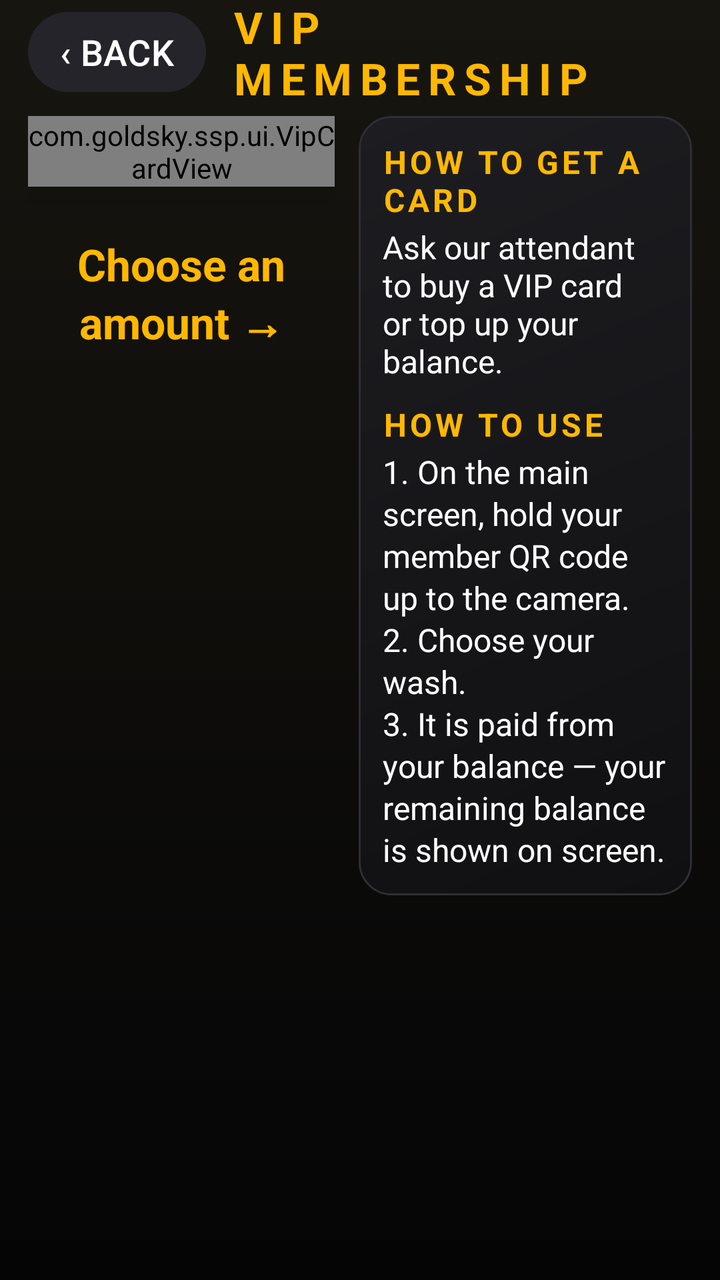
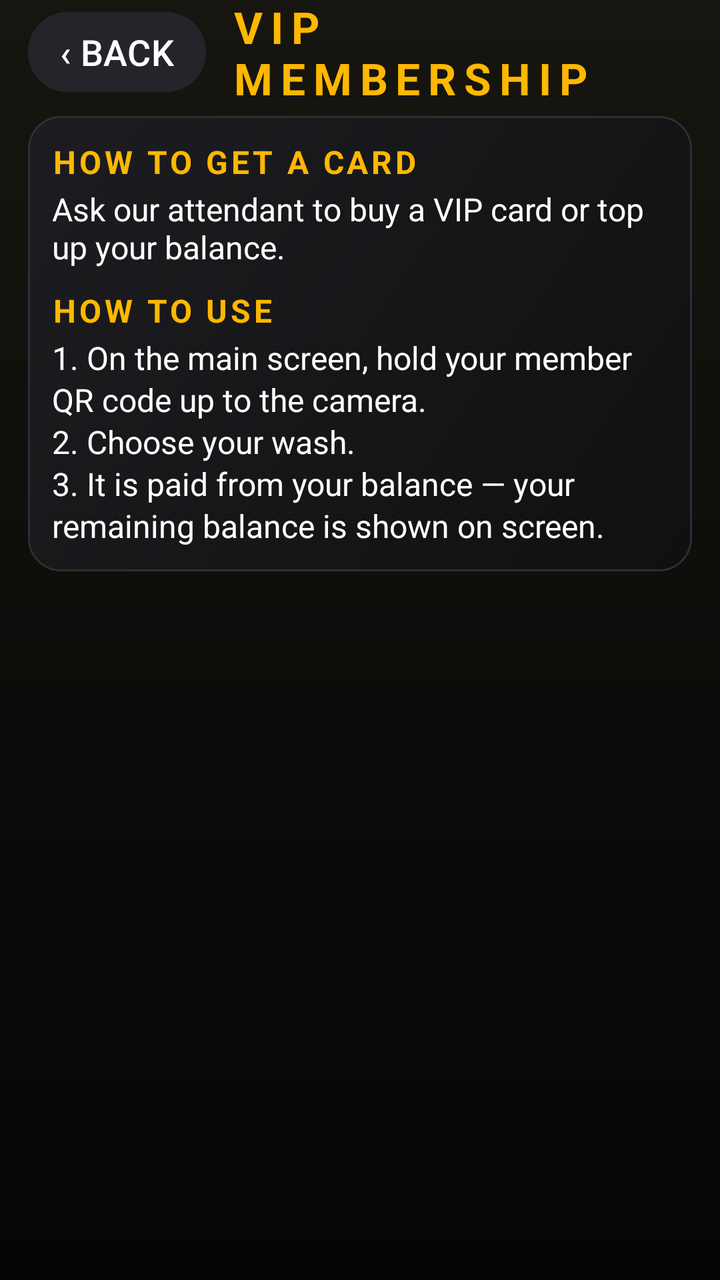

An Android layout rendered at two revisions. The XML below is the earlier revision; the diff shows what the commit changed to produce the second picture.
<!-- AndroidManifest.xml: another module's application theme Theme.SSP -->
<!-- res/layout/activity_vip.xml -->
<?xml version="1.0" encoding="utf-8"?>
<androidx.constraintlayout.widget.ConstraintLayout xmlns:android="http://schemas.android.com/apk/res/android"
    xmlns:app="http://schemas.android.com/apk/res-auto"
    android:layout_width="match_parent"
    android:layout_height="match_parent"
    android:background="@drawable/bg_vip_page"
    android:paddingStart="14dp"
    android:paddingEnd="14dp"
    android:paddingBottom="10dp">

    <Button
        android:id="@+id/btn_back_main"
        android:layout_width="wrap_content"
        android:layout_height="40dp"
        android:layout_marginTop="6dp"
        android:backgroundTint="@color/vip_surface_hi"
        android:insetTop="0dp"
        android:insetBottom="0dp"
        android:minWidth="0dp"
        android:paddingStart="16dp"
        android:paddingEnd="16dp"
        android:text="@string/vip_back_arrow"
        android:textColor="@color/text_light"
        android:textSize="18sp"
        app:layout_constraintStart_toStartOf="parent"
        app:layout_constraintTop_toTopOf="parent" />

    <TextView
        android:id="@+id/tv_vip_title"
        android:layout_width="0dp"
        android:layout_height="wrap_content"
        android:layout_marginStart="12dp"
        android:letterSpacing="0.18"
        android:text="@string/vip_page_title"
        android:textColor="@color/gold_accent"
        android:textSize="22sp"
        android:textStyle="bold"
        app:layout_constraintBottom_toBottomOf="@id/btn_back_main"
        app:layout_constraintEnd_toEndOf="parent"
        app:layout_constraintStart_toEndOf="@id/btn_back_main"
        app:layout_constraintTop_toTopOf="@id/btn_back_main" />

    <androidx.constraintlayout.widget.Guideline
        android:id="@+id/guide_mid"
        android:layout_width="wrap_content"
        android:layout_height="wrap_content"
        android:orientation="vertical"
        app:layout_constraintGuide_percent="0.48" />

    
    <LinearLayout
        android:id="@+id/layout_vip_left"
        android:layout_width="0dp"
        android:layout_height="wrap_content"
        android:layout_marginTop="12dp"
        android:layout_marginEnd="6dp"
        android:orientation="vertical"
        app:layout_constraintEnd_toStartOf="@id/guide_mid"
        app:layout_constraintStart_toStartOf="parent"
        app:layout_constraintTop_toBottomOf="@id/btn_back_main">

        <com.goldsky.ssp.ui.VipCardView
            android:id="@+id/vip_card_face"
            android:layout_width="match_parent"
            android:layout_height="wrap_content"
            android:elevation="10dp" />

        
        <TextView
            android:layout_width="match_parent"
            android:layout_height="wrap_content"
            android:layout_marginTop="24dp"
            android:gravity="center"
            android:text="@string/vip_pick_amount"
            android:textColor="@color/gold_accent"
            android:textSize="22sp"
            android:textStyle="bold" />

        <TextView
            style="@style/VipBenefit"
            android:visibility="gone"
            android:layout_marginTop="14dp"
            android:text="@string/vip_benefit_bonus" />

        <TextView
            style="@style/VipBenefit"
            android:visibility="gone"
            android:text="@string/vip_benefit_digital" />

        <TextView
            style="@style/VipBenefit"
            android:visibility="gone"
            android:text="@string/vip_benefit_scan" />
    </LinearLayout>

    
    <LinearLayout
        android:id="@+id/layout_tiers"
        android:layout_width="0dp"
        android:layout_height="0dp"
        android:layout_marginStart="6dp"
        android:layout_marginTop="12dp"
        android:layout_marginBottom="8dp"
        android:orientation="vertical"
        android:visibility="gone"
        app:layout_constraintBottom_toTopOf="@id/tv_vip_how"
        app:layout_constraintEnd_toEndOf="parent"
        app:layout_constraintStart_toEndOf="@id/guide_mid"
        app:layout_constraintTop_toBottomOf="@id/btn_back_main" />

    <LinearLayout
        android:id="@+id/layout_vip_guide"
        android:layout_width="0dp"
        android:layout_height="wrap_content"
        android:layout_marginStart="6dp"
        android:layout_marginTop="12dp"
        android:background="@drawable/bg_vip_tile"
        android:orientation="vertical"
        android:padding="12dp"
        app:layout_constraintEnd_toEndOf="parent"
        app:layout_constraintStart_toEndOf="@id/guide_mid"
        app:layout_constraintTop_toBottomOf="@id/btn_back_main">

        <TextView
            android:layout_width="wrap_content"
            android:layout_height="wrap_content"
            android:letterSpacing="0.1"
            android:text="@string/vip_guide_buy_title"
            android:textColor="@color/gold_accent"
            android:textSize="16sp"
            android:textStyle="bold" />

        <TextView
            android:id="@+id/tv_vip_guide_buy"
            android:layout_width="match_parent"
            android:layout_height="wrap_content"
            android:layout_marginTop="2dp"
            android:text="@string/vip_guide_buy_body"
            android:textColor="@color/text_light"
            android:textSize="16sp" />

        <TextView
            android:layout_width="wrap_content"
            android:layout_height="wrap_content"
            android:layout_marginTop="10dp"
            android:letterSpacing="0.1"
            android:text="@string/vip_guide_use_title"
            android:textColor="@color/gold_accent"
            android:textSize="16sp"
            android:textStyle="bold" />

        <TextView
            android:layout_width="match_parent"
            android:layout_height="wrap_content"
            android:layout_marginTop="2dp"
            android:lineSpacingExtra="2dp"
            android:text="@string/vip_guide_use_body"
            android:textColor="@color/text_light"
            android:textSize="16sp" />
    </LinearLayout>

    
    <TextView
        android:id="@+id/tv_vip_how"
        android:layout_width="0dp"
        android:layout_height="wrap_content"
        android:gravity="center"
        android:letterSpacing="0.04"
        android:text="@string/vip_how_it_works"
        android:visibility="gone"
        android:textColor="@color/text_muted"
        android:textSize="11sp"
        app:layout_constraintBottom_toBottomOf="parent"
        app:layout_constraintEnd_toEndOf="parent"
        app:layout_constraintStart_toStartOf="parent" />

</androidx.constraintlayout.widget.ConstraintLayout>
<!-- resources referenced by this layout -->
<resources>
  <color name="gold_accent">#FFB800</color>
  <color name="text_light">#FFFFFF</color>
  <color name="text_muted">#94A3B8</color>
  <color name="vip_surface_hi">#24242A</color>
  <!-- drawable bg_vip_page (drawable) -->
  <?xml version="1.0" encoding="utf-8"?>
  <shape xmlns:android="http://schemas.android.com/apk/res/android">
      <gradient
          android:angle="270"
          android:endColor="#050506"
          android:startColor="#17150F"
          android:type="linear" />
  </shape>
  <!-- drawable bg_vip_tile (drawable) -->
  <?xml version="1.0" encoding="utf-8"?>
  <shape xmlns:android="http://schemas.android.com/apk/res/android">
      <gradient android:angle="315" android:endColor="#101012" android:startColor="#1D1D21" />
      <corners android:radius="16dp" />
      <stroke android:width="1dp" android:color="#2E2E34" />
  </shape>
  <string name="vip_back_arrow">‹  BACK</string>
  <string name="vip_benefit_bonus">Bonus credit on every load</string>
  <string name="vip_benefit_digital">Digital card: no plastic, never expires</string>
  <string name="vip_benefit_scan">Scan your code, wash in seconds</string>
  <string name="vip_guide_buy_body">Ask our attendant to buy a VIP card or top up your balance.</string>
  <string name="vip_guide_buy_title">HOW TO GET A CARD</string>
  <string name="vip_guide_use_body">1. On the main screen, hold your member QR code up to the camera.\n2. Choose your wash.\n3. It is paid from your balance — your remaining balance is shown on screen.</string>
  <string name="vip_guide_use_title">HOW TO USE</string>
  <string name="vip_how_it_works">①  Choose an amount    ②  Pay by card    ③  Scan your code to wash</string>
  <string name="vip_page_title">VIP MEMBERSHIP</string>
  <string name="vip_pick_amount">Choose an amount →</string>
  <style name="VipBenefit">
          <item name="android:layout_width">match_parent</item>
          <item name="android:layout_height">wrap_content</item>
          <item name="android:layout_marginTop">6dp</item>
          <item name="android:textColor">@color/text_light</item>
          <item name="android:textSize">12sp</item>
          <item name="android:drawableStart">@drawable/ic_check_circle</item>
          <item name="android:drawablePadding">6dp</item>
          <item name="android:gravity">center_vertical</item>
      </style>
  <!-- drawable ic_check_circle (drawable) -->
  <vector xmlns:android="http://schemas.android.com/apk/res/android"
      android:width="24dp"
      android:height="24dp"
      android:viewportWidth="24"
      android:viewportHeight="24">
      <path
          android:fillColor="@color/emerald_green"
          android:pathData="M12,2 C6.48,2 2,6.48 2,12 C2,17.52 6.48,22 12,22 C17.52,22 22,17.52 22,12 C22,6.48 17.52,2 12,2 Z" />
      <path
          android:fillColor="#FFFFFF"
          android:pathData="M10,16.17 L6.83,13 L5.41,14.41 L10,19 L19,10 L17.59,8.59 Z" />
  </vector>
  <color name="text_dark">#0F172A</color>
  <color name="royal_blue">#00D1FF</color>
  <color name="coral_red">#FF5252</color>
  <color name="bg_card">#121212</color>
  <color name="bg_card_selected">#1A1A1A</color>
  <color name="border_light">#334155</color>
  <color name="bg_dark">#000000</color>
  <color name="emerald_green">#4CAF50</color>
  <!-- unchanged entries left out for length: 1 -->
</resources>

<!-- the commit's change to res/layout/activity_vip.xml (unified diff, before → after) -->
@@ -40,85 +40,31 @@
         app:layout_constraintStart_toEndOf="@id/btn_back_main"
         app:layout_constraintTop_toTopOf="@id/btn_back_main" />
 
-    <androidx.constraintlayout.widget.Guideline
-        android:id="@+id/guide_mid"
-        android:layout_width="wrap_content"
-        android:layout_height="wrap_content"
-        android:orientation="vertical"
-        app:layout_constraintGuide_percent="0.48" />
-
-    
-    <LinearLayout
-        android:id="@+id/layout_vip_left"
-        android:layout_width="0dp"
-        android:layout_height="wrap_content"
-        android:layout_marginTop="12dp"
-        android:layout_marginEnd="6dp"
-        android:orientation="vertical"
-        app:layout_constraintEnd_toStartOf="@id/guide_mid"
-        app:layout_constraintStart_toStartOf="parent"
-        app:layout_constraintTop_toBottomOf="@id/btn_back_main">
-
-        <com.goldsky.ssp.ui.VipCardView
-            android:id="@+id/vip_card_face"
-            android:layout_width="match_parent"
-            android:layout_height="wrap_content"
-            android:elevation="10dp" />
-
-        
-        <TextView
-            android:layout_width="match_parent"
-            android:layout_height="wrap_content"
-            android:layout_marginTop="24dp"
-            android:gravity="center"
-            android:text="@string/vip_pick_amount"
-            android:textColor="@color/gold_accent"
-            android:textSize="22sp"
-            android:textStyle="bold" />
-
-        <TextView
-            style="@style/VipBenefit"
-            android:visibility="gone"
-            android:layout_marginTop="14dp"
-            android:text="@string/vip_benefit_bonus" />
-
-        <TextView
-            style="@style/VipBenefit"
-            android:visibility="gone"
-            android:text="@string/vip_benefit_digital" />
-
-        <TextView
-            style="@style/VipBenefit"
-            android:visibility="gone"
-            android:text="@string/vip_benefit_scan" />
-    </LinearLayout>
 
     
     <LinearLayout
         android:id="@+id/layout_tiers"
         android:layout_width="0dp"
         android:layout_height="0dp"
-        android:layout_marginStart="6dp"
         android:layout_marginTop="12dp"
         android:layout_marginBottom="8dp"
         android:orientation="vertical"
         android:visibility="gone"
         app:layout_constraintBottom_toTopOf="@id/tv_vip_how"
         app:layout_constraintEnd_toEndOf="parent"
-        app:layout_constraintStart_toEndOf="@id/guide_mid"
+        app:layout_constraintStart_toStartOf="parent"
         app:layout_constraintTop_toBottomOf="@id/btn_back_main" />
 
     <LinearLayout
         android:id="@+id/layout_vip_guide"
         android:layout_width="0dp"
         android:layout_height="wrap_content"
-        android:layout_marginStart="6dp"
         android:layout_marginTop="12dp"
         android:background="@drawable/bg_vip_tile"
         android:orientation="vertical"
         android:padding="12dp"
         app:layout_constraintEnd_toEndOf="parent"
-        app:layout_constraintStart_toEndOf="@id/guide_mid"
+        app:layout_constraintStart_toStartOf="parent"
         app:layout_constraintTop_toBottomOf="@id/btn_back_main">
 
         <TextView
<!-- resource entries referenced after the edit -->
@@ -21,39 +21,12 @@
       <stroke android:width="1dp" android:color="#2E2E34" />
   </shape>
   <string name="vip_back_arrow">‹  BACK</string>
-  <string name="vip_benefit_bonus">Bonus credit on every load</string>
-  <string name="vip_benefit_digital">Digital card: no plastic, never expires</string>
-  <string name="vip_benefit_scan">Scan your code, wash in seconds</string>
   <string name="vip_guide_buy_body">Ask our attendant to buy a VIP card or top up your balance.</string>
   <string name="vip_guide_buy_title">HOW TO GET A CARD</string>
   <string name="vip_guide_use_body">1. On the main screen, hold your member QR code up to the camera.\n2. Choose your wash.\n3. It is paid from your balance — your remaining balance is shown on screen.</string>
   <string name="vip_guide_use_title">HOW TO USE</string>
   <string name="vip_how_it_works">①  Choose an amount    ②  Pay by card    ③  Scan your code to wash</string>
   <string name="vip_page_title">VIP MEMBERSHIP</string>
-  <string name="vip_pick_amount">Choose an amount →</string>
-  <style name="VipBenefit">
-          <item name="android:layout_width">match_parent</item>
-          <item name="android:layout_height">wrap_content</item>
-          <item name="android:layout_marginTop">6dp</item>
-          <item name="android:textColor">@color/text_light</item>
-          <item name="android:textSize">12sp</item>
-          <item name="android:drawableStart">@drawable/ic_check_circle</item>
-          <item name="android:drawablePadding">6dp</item>
-          <item name="android:gravity">center_vertical</item>
-      </style>
-  <!-- drawable ic_check_circle (drawable) -->
-  <vector xmlns:android="http://schemas.android.com/apk/res/android"
-      android:width="24dp"
-      android:height="24dp"
-      android:viewportWidth="24"
-      android:viewportHeight="24">
-      <path
-          android:fillColor="@color/emerald_green"
-          android:pathData="M12,2 C6.48,2 2,6.48 2,12 C2,17.52 6.48,22 12,22 C17.52,22 22,17.52 22,12 C22,6.48 17.52,2 12,2 Z" />
-      <path
-          android:fillColor="#FFFFFF"
-          android:pathData="M10,16.17 L6.83,13 L5.41,14.41 L10,19 L19,10 L17.59,8.59 Z" />
-  </vector>
   <color name="text_dark">#0F172A</color>
   <color name="royal_blue">#00D1FF</color>
   <color name="coral_red">#FF5252</color>
@@ -61,7 +34,6 @@
   <color name="bg_card_selected">#1A1A1A</color>
   <color name="border_light">#334155</color>
   <color name="bg_dark">#000000</color>
-  <color name="emerald_green">#4CAF50</color>
   <!-- unchanged entries left out for length: 1 -->
 </resources>
 
